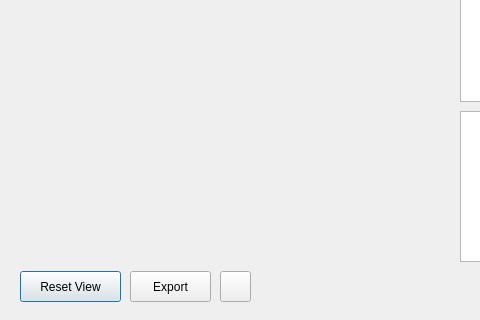
Before: the Qt Designer form profile/profileViewer.ui in sythenA/SRH2D-TEC-Viewer, drawn with Qt 5; both pictures show x 0 to 480 and y 199 to 519 of the 799 by 519 pixel window.
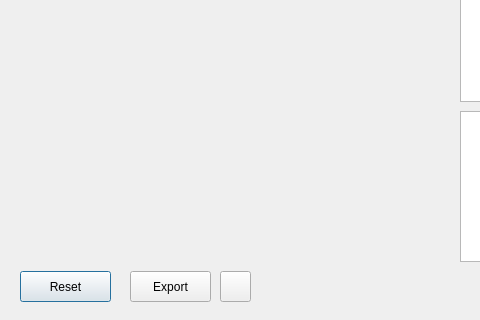
After: the same form once the commit is applied.

Diff of the .ui file:
```diff
--- a/profile/profileViewer.ui
+++ b/profile/profileViewer.ui
@@ -38,12 +38,12 @@
     <rect>
      <x>20</x>
      <y>470</y>
-     <width>101</width>
+     <width>91</width>
      <height>31</height>
     </rect>
    </property>
    <property name="text">
-    <string>Reset View</string>
+    <string>Reset</string>
    </property>
   </widget>
   <widget class="QPushButton" name="exportBtn">
```
Left out of the diff: 35 changed lines with no effect on the pictures.
